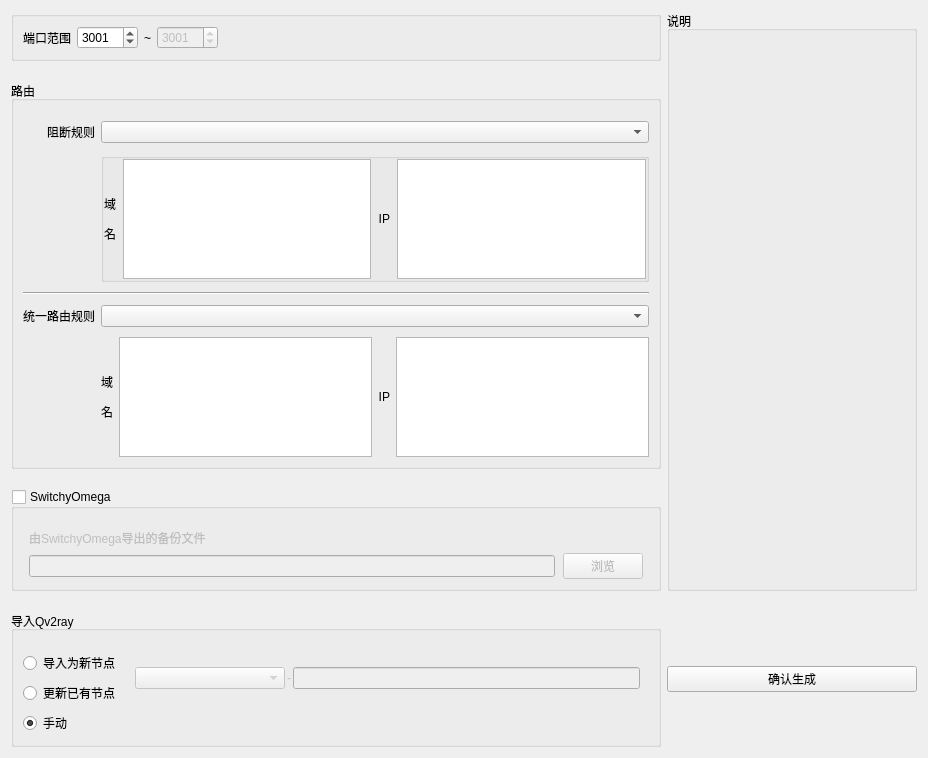
Above: ui/qv2ray_multi_port.ui from cangyin/PQv2ray before the change. Below: the same form after it.
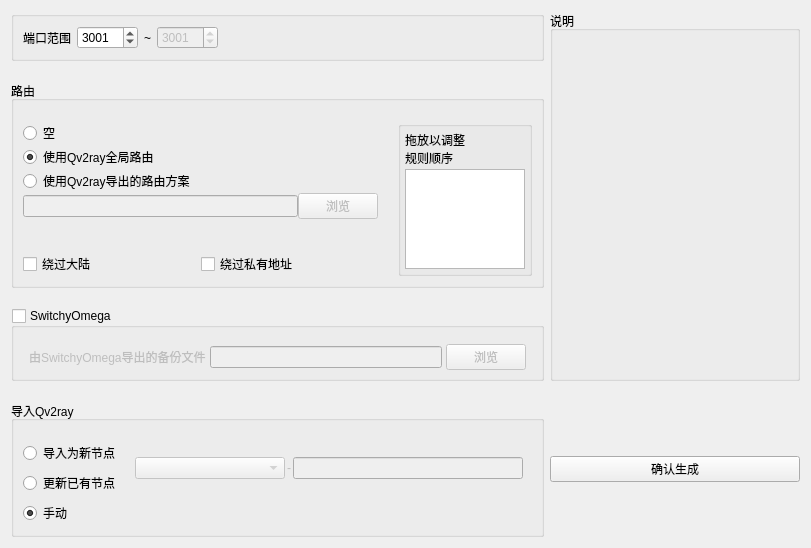
That is the form after the change. The open tabs and pages were chosen to show the change. Custom widgets are drawn as their Qt base class.

Commit message: refactory for multi-port generator 1) allow balancers as multi-port node 2) use Qv2ray advanced route settings 3) UI update 4) screenshots

Diff of the .ui file:
```diff
--- a/ui/qv2ray_multi_port.ui
+++ b/ui/qv2ray_multi_port.ui
@@ -9,8 +9,8 @@
    <rect>
     <x>0</x>
     <y>0</y>
-    <width>928</width>
-    <height>724</height>
+    <width>811</width>
+    <height>536</height>
    </rect>
   </property>
   <property name="windowTitle">
@@ -20,6 +20,56 @@
    <property name="verticalSpacing">
     <number>20</number>
    </property>
+   <item row="3" column="1">
+    <widget class="QPushButton" name="btnCommit">
+     <property name="text">
+      <string>确认生成</string>
+     </property>
+    </widget>
+   </item>
+   <item row="0" column="1" rowspan="3">
+    <widget class="QGroupBox" name="groupBoxHelp">
+     <property name="sizePolicy">
+      <sizepolicy hsizetype="Expanding" vsizetype="Preferred">
+       <horstretch>0</horstretch>
+       <verstretch>0</verstretch>
+      </sizepolicy>
+     </property>
+     <property name="minimumSize">
+      <size>
+       <width>250</width>
+       <height>0</height>
+      </size>
+     </property>
+     <property name="maximumSize">
+      <size>
+       <width>250</width>
+       <height>16777215</height>
+      </size>
+     </property>
+     <property name="title">
+      <string>说明</string>
+     </property>
+     <layout class="QHBoxLayout" name="horizontalLayout_2">
+      <property name="spacing">
+       <number>0</number>
+      </property>
+      <item>
+       <widget class="QLabel" name="labHelp">
+        <property name="text">
+         <string/>
+        </property>
+        <property name="alignment">
+         <set>Qt::AlignLeading|Qt::AlignLeft|Qt::AlignTop</set>
+        </property>
+        <property name="wordWrap">
+         <bool>true</bool>
+        </property>
+       </widget>
+      </item>
+     </layout>
+    </widget>
+   </item>
    <item row="3" column="0">
     <widget class="QGroupBox" name="groupBoxImport">
      <property name="sizePolicy">
@@ -65,7 +115,7 @@
          <bool>false</bool>
         </property>
         <property name="currentIndex">
-         <number>1</number>
+         <number>0</number>
         </property>
         <widget class="QWidget" name="autoImportSettingPane">
          <layout class="QHBoxLayout" name="horizontalLayout_4">
@@ -164,81 +214,6 @@
      </layout>
     </widget>
    </item>
-   <item row="2" column="0">
-    <widget class="QGroupBox" name="groupBoxSw">
-     <property name="enabled">
-      <bool>true</bool>
-     </property>
-     <property name="sizePolicy">
-      <sizepolicy hsizetype="Preferred" vsizetype="Fixed">
-       <horstretch>0</horstretch>
-       <verstretch>0</verstretch>
-      </sizepolicy>
-     </property>
-     <property name="title">
-      <string>SwitchyOmega</string>
-     </property>
-     <property name="checkable">
-      <bool>true</bool>
-     </property>
-     <property name="checked">
-      <bool>false</bool>
-     </property>
-     <layout class="QGridLayout" name="gridLayout_2">
-      <property name="leftMargin">
-       <number>15</number>
-      </property>
-      <property name="topMargin">
-       <number>20</number>
-      </property>
-      <property name="rightMargin">
-       <number>15</number>
-      </property>
-      <item row="1" column="0">
-       <widget class="QWidget" name="swFilePane" native="true">
-        <layout class="QHBoxLayout" name="horizontalLayout">
-         <property name="spacing">
-          <number>8</number>
-         </property>
-         <property name="leftMargin">
-          <number>0</number>
-         </property>
-         <property name="topMargin">
-          <number>0</number>
-         </property>
-         <property name="rightMargin">
-          <number>0</number>
-         </property>
-         <property name="bottomMargin">
-          <number>0</number>
-         </property>
-         <item>
-          <widget class="QLineEdit" name="editSwFile">
-           <property name="readOnly">
-            <bool>true</bool>
-           </property>
-          </widget>
-         </item>
-         <item>
-          <widget class="QPushButton" name="btnBrowseSwFile">
-           <property name="text">
-            <string>浏览</string>
-           </property>
-          </widget>
-         </item>
-        </layout>
-       </widget>
-      </item>
-      <item row="0" column="0">
-       <widget class="QLabel" name="label">
-        <property name="text">
-         <string>由SwitchyOmega导出的备份文件</string>
-        </property>
-       </widget>
-      </item>
-     </layout>
-    </widget>
-   </item>
    <item row="0" column="0">
     <widget class="QGroupBox" name="inputGroup">
      <property name="sizePolicy">
@@ -325,7 +300,7 @@
    <item row="1" column="0">
     <widget class="QGroupBox" name="groupBox_2">
      <property name="sizePolicy">
-      <sizepolicy hsizetype="Preferred" vsizetype="Minimum">
+      <sizepolicy hsizetype="Preferred" vsizetype="Fixed">
        <horstretch>0</horstretch>
        <verstretch>0</verstretch>
       </sizepolicy>
@@ -337,68 +312,102 @@
       <property name="topMargin">
        <number>20</number>
       </property>
+      <property name="horizontalSpacing">
+       <number>20</number>
+      </property>
       <property name="verticalSpacing">
-       <number>10</number>
+       <number>16</number>
       </property>
-      <item row="2" column="0" colspan="5">
-       <widget class="Line" name="line_3">
-        <property name="orientation">
-         <enum>Qt::Horizontal</enum>
-        </property>
-       </widget>
-      </item>
       <item row="0" column="0">
-       <widget class="QLabel" name="label_11">
-        <property name="sizePolicy">
-         <sizepolicy hsizetype="Preferred" vsizetype="Fixed">
-          <horstretch>0</horstretch>
-          <verstretch>0</verstretch>
-         </sizepolicy>
-        </property>
-        <property name="text">
-         <string>阻断规则</string>
-        </property>
-        <property name="alignment">
-         <set>Qt::AlignRight|Qt::AlignTrailing|Qt::AlignVCenter</set>
-        </property>
-       </widget>
+       <layout class="QVBoxLayout" name="verticalLayout_4">
+        <item>
+         <widget class="QRadioButton" name="rbtnNoRouteSettings">
+          <property name="text">
+           <string>空</string>
+          </property>
+          <property name="checked">
+           <bool>false</bool>
+          </property>
+         </widget>
+        </item>
+        <item>
+         <widget class="QRadioButton" name="rbtnUseQvRouteSettings">
+          <property name="text">
+           <string>使用Qv2ray全局路由</string>
+          </property>
+          <property name="checked">
+           <bool>true</bool>
+          </property>
+         </widget>
+        </item>
+        <item>
+         <widget class="QRadioButton" name="rbtnImportQvRouteSettings">
+          <property name="text">
+           <string>使用Qv2ray导出的路由方案</string>
+          </property>
+         </widget>
+        </item>
+        <item>
+         <widget class="QWidget" name="widgetQvExportedRouteBrwsPane" native="true">
+          <property name="enabled">
+           <bool>false</bool>
+          </property>
+          <layout class="QHBoxLayout" name="horizontalLayout_6">
+           <property name="spacing">
+            <number>0</number>
+           </property>
+           <property name="leftMargin">
+            <number>0</number>
+           </property>
+           <property name="topMargin">
+            <number>0</number>
+           </property>
+           <property name="rightMargin">
+            <number>0</number>
+           </property>
+           <property name="bottomMargin">
+            <number>8</number>
+           </property>
+           <item>
+            <widget class="QLineEdit" name="editQvExportedRouteSettings"/>
+           </item>
+           <item>
+            <widget class="QPushButton" name="btnBrwsQvExportedRouteSettings">
+             <property name="text">
+              <string>浏览</string>
+             </property>
+            </widget>
+           </item>
+          </layout>
+         </widget>
+        </item>
+       </layout>
       </item>
-      <item row="4" column="1">
-       <widget class="QLabel" name="label_5">
-        <property name="sizePolicy">
-         <sizepolicy hsizetype="Fixed" vsizetype="Preferred">
-          <horstretch>0</horstretch>
-          <verstretch>0</verstretch>
-         </sizepolicy>
+      <item row="1" column="0">
+       <layout class="QHBoxLayout" name="horizontalLayout_5">
+        <property name="topMargin">
+         <number>8</number>
         </property>
-        <property name="text">
-         <string>&lt;html&gt;&lt;head/&gt;&lt;body&gt;&lt;p&gt;域&lt;/p&gt;&lt;p&gt;名&lt;/p&gt;&lt;/body&gt;&lt;/html&gt;</string>
-        </property>
-        <property name="alignment">
-         <set>Qt::AlignRight|Qt::AlignTrailing|Qt::AlignVCenter</set>
-        </property>
-       </widget>
+        <item>
+         <widget class="QCheckBox" name="chkBypassCN">
+          <property name="text">
+           <string>绕过大陆</string>
+          </property>
+         </widget>
+        </item>
+        <item>
+         <widget class="QCheckBox" name="chkBypassLAN">
+          <property name="text">
+           <string>绕过私有地址</string>
+          </property>
+         </widget>
+        </item>
+       </layout>
       </item>
-      <item row="4" column="3">
-       <widget class="QLabel" name="label_10">
+      <item row="0" column="1" rowspan="2">
+       <widget class="QGroupBox" name="groupBoxRouteTypeOrder">
         <property name="sizePolicy">
-         <sizepolicy hsizetype="Fixed" vsizetype="Preferred">
-          <horstretch>0</horstretch>
-          <verstretch>0</verstretch>
-         </sizepolicy>
-        </property>
-        <property name="text">
-         <string>IP</string>
-        </property>
-        <property name="alignment">
-         <set>Qt::AlignRight|Qt::AlignTrailing|Qt::AlignVCenter</set>
-        </property>
-       </widget>
-      </item>
-      <item row="1" column="1" colspan="4">
-       <widget class="QGroupBox" name="groupBoxBlockRules">
-        <property name="sizePolicy">
-         <sizepolicy hsizetype="Preferred" vsizetype="Fixed">
+         <sizepolicy hsizetype="Fixed" vsizetype="Fixed">
           <horstretch>0</horstretch>
           <verstretch>0</verstretch>
          </sizepolicy>
@@ -406,189 +415,126 @@
         <property name="title">
          <string/>
         </property>
-        <layout class="QHBoxLayout" name="horizontalLayout_7">
+        <layout class="QVBoxLayout" name="verticalLayout_3">
          <property name="spacing">
-          <number>7</number>
+          <number>2</number>
          </property>
          <property name="leftMargin">
-          <number>0</number>
+          <number>4</number>
          </property>
          <property name="topMargin">
-          <number>0</number>
+          <number>4</number>
          </property>
          <property name="rightMargin">
-          <number>0</number>
+          <number>4</number>
          </property>
          <property name="bottomMargin">
-          <number>0</number>
+          <number>4</number>
          </property>
          <item>
-          <widget class="QLabel" name="label_18">
+          <widget class="QLabel" name="labHintDragRules">
            <property name="sizePolicy">
-            <sizepolicy hsizetype="Fixed" vsizetype="Preferred">
+            <sizepolicy hsizetype="Preferred" vsizetype="Minimum">
              <horstretch>0</horstretch>
              <verstretch>0</verstretch>
             </sizepolicy>
            </property>
            <property name="text">
-            <string>&lt;html&gt;&lt;head/&gt;&lt;body&gt;&lt;p&gt;域&lt;/p&gt;&lt;p&gt;名&lt;/p&gt;&lt;/body&gt;&lt;/html&gt;</string>
+            <string>&lt;html&gt;&lt;head/&gt;&lt;body&gt;&lt;p&gt;拖放以调整&lt;br/&gt;规则顺序&lt;/p&gt;&lt;/body&gt;&lt;/html&gt;</string>
            </property>
            <property name="alignment">
-            <set>Qt::AlignRight|Qt::AlignTrailing|Qt::AlignVCenter</set>
+            <set>Qt::AlignBottom|Qt::AlignLeading|Qt::AlignLeft</set>
            </property>
           </widget>
          </item>
          <item>
-          <widget class="QPlainTextEdit" name="txtRulesBlockDomain">
+          <widget class="QListWidget" name="listRouteTypes">
            <property name="maximumSize">
             <size>
-             <width>16777215</width>
-             <height>120</height>
+             <width>120</width>
+             <height>100</height>
             </size>
            </property>
-           <property name="plainText">
-            <string/>
+           <property name="editTriggers">
+            <set>QAbstractItemView::NoEditTriggers</set>
            </property>
-          </widget>
-         </item>
-         <item>
-          <widget class="QLabel" name="label_19">
-           <property name="sizePolicy">
-            <sizepolicy hsizetype="Fixed" vsizetype="Preferred">
-             <horstretch>0</horstretch>
-             <verstretch>0</verstretch>
-            </sizepolicy>
+           <property name="dragEnabled">
+            <bool>true</bool>
            </property>
-           <property name="text">
-            <string>IP</string>
+           <property name="dragDropOverwriteMode">
+            <bool>false</bool>
            </property>
-           <property name="alignment">
-            <set>Qt::AlignRight|Qt::AlignTrailing|Qt::AlignVCenter</set>
+           <property name="dragDropMode">
+            <enum>QAbstractItemView::DragDrop</enum>
            </property>
-          </widget>
-         </item>
-         <item>
-          <widget class="QPlainTextEdit" name="txtRulesBlockIp">
-           <property name="maximumSize">
-            <size>
-             <width>16777215</width>
-             <height>120</height>
-            </size>
-           </property>
-           <property name="plainText">
-            <string/>
+           <property name="defaultDropAction">
+            <enum>Qt::MoveAction</enum>
            </property>
           </widget>
          </item>
         </layout>
        </widget>
       </item>
-      <item row="4" column="4">
-       <widget class="QPlainTextEdit" name="txtRulesIp">
-        <property name="maximumSize">
-         <size>
-          <width>16777215</width>
-          <height>120</height>
-         </size>
-        </property>
-        <property name="plainText">
-         <string/>
-        </property>
-       </widget>
-      </item>
-      <item row="3" column="1" colspan="4">
-       <widget class="QComboBox" name="comboRouteScheme">
-        <property name="sizePolicy">
-         <sizepolicy hsizetype="Expanding" vsizetype="Fixed">
-          <horstretch>0</horstretch>
-          <verstretch>0</verstretch>
-         </sizepolicy>
-        </property>
-       </widget>
-      </item>
-      <item row="3" column="0">
-       <widget class="QLabel" name="label_9">
-        <property name="text">
-         <string>统一路由规则</string>
-        </property>
-        <property name="alignment">
-         <set>Qt::AlignRight|Qt::AlignTrailing|Qt::AlignVCenter</set>
-        </property>
-       </widget>
-      </item>
-      <item row="4" column="2">
-       <widget class="QPlainTextEdit" name="txtRulesDomain">
-        <property name="maximumSize">
-         <size>
-          <width>16777215</width>
-          <height>120</height>
-         </size>
-        </property>
-        <property name="plainText">
-         <string/>
-        </property>
-       </widget>
-      </item>
-      <item row="0" column="1" colspan="4">
-       <widget class="QComboBox" name="comboBlockRuleScheme">
-        <property name="sizePolicy">
-         <sizepolicy hsizetype="Expanding" vsizetype="Fixed">
-          <horstretch>0</horstretch>
-          <verstretch>0</verstretch>
-         </sizepolicy>
-        </property>
-       </widget>
-      </item>
      </layout>
     </widget>
    </item>
-   <item row="3" column="1">
-    <widget class="QPushButton" name="btnCommit">
-     <property name="text">
-      <string>确认生成</string>
+   <item row="2" column="0">
+    <widget class="QGroupBox" name="groupBoxSw">
+     <property name="enabled">
+      <bool>true</bool>
      </property>
-    </widget>
-   </item>
-   <item row="0" column="1" rowspan="3">
-    <widget class="QGroupBox" name="groupBoxHelp">
      <property name="sizePolicy">
-      <sizepolicy hsizetype="Expanding" vsizetype="Preferred">
+      <sizepolicy hsizetype="Preferred" vsizetype="Fixed">
        <horstretch>0</horstretch>
        <verstretch>0</verstretch>
       </sizepolicy>
      </property>
-     <property name="minimumSize">
-      <size>
-       <width>250</width>
-       <height>0</height>
-      </size>
-     </property>
-     <property name="maximumSize">
-      <size>
-       <width>250</width>
-       <height>16777215</height>
-      </size>
-     </property>
      <property name="title">
-      <string>说明</string>
+      <string>SwitchyOmega</string>
      </property>
-     <layout class="QHBoxLayout" name="horizontalLayout_2">
+     <property name="checkable">
+      <bool>true</bool>
+     </property>
+     <property name="checked">
+      <bool>false</bool>
+     </property>
+     <layout class="QHBoxLayout" name="horizontalLayout">
       <property name="spacing">
-       <number>0</number>
+       <number>4</number>
+      </property>
+      <property name="leftMargin">
+       <number>15</number>
+      </property>
+      <property name="topMargin">
+       <number>16</number>
+      </property>
+      <property name="rightMargin">
+       <number>15</number>
+      </property>
+      <property name="bottomMargin">
+       <number>8</number>
       </property>
       <item>
-       <widget class="QLabel" name="labHelp">
+       <widget class="QLabel" name="label">
         <property name="text">
-         <string/>
+         <string>由SwitchyOmega导出的备份文件</string>
         </property>
-        <property name="alignment">
-         <set>Qt::AlignLeading|Qt::AlignLeft|Qt::AlignTop</set>
-        </property>
-        <property name="wordWrap">
+       </widget>
+      </item>
+      <item>
+       <widget class="QLineEdit" name="editSwFile">
+        <property name="readOnly">
          <bool>true</bool>
         </property>
        </widget>
       </item>
+      <item>
+       <widget class="QPushButton" name="btnBrowseSwFile">
+        <property name="text">
+         <string>浏览</string>
+        </property>
+       </widget>
+      </item>
      </layout>
     </widget>
    </item>
```
The commit also changes 11 other files.
